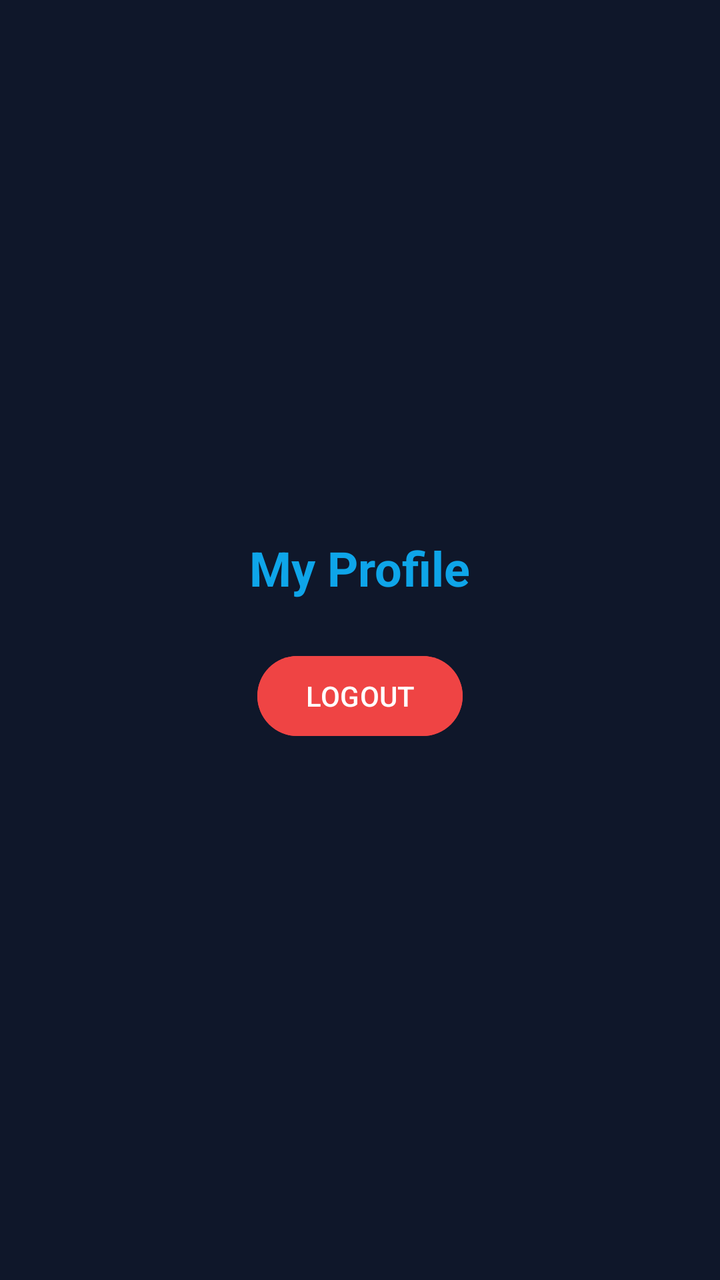
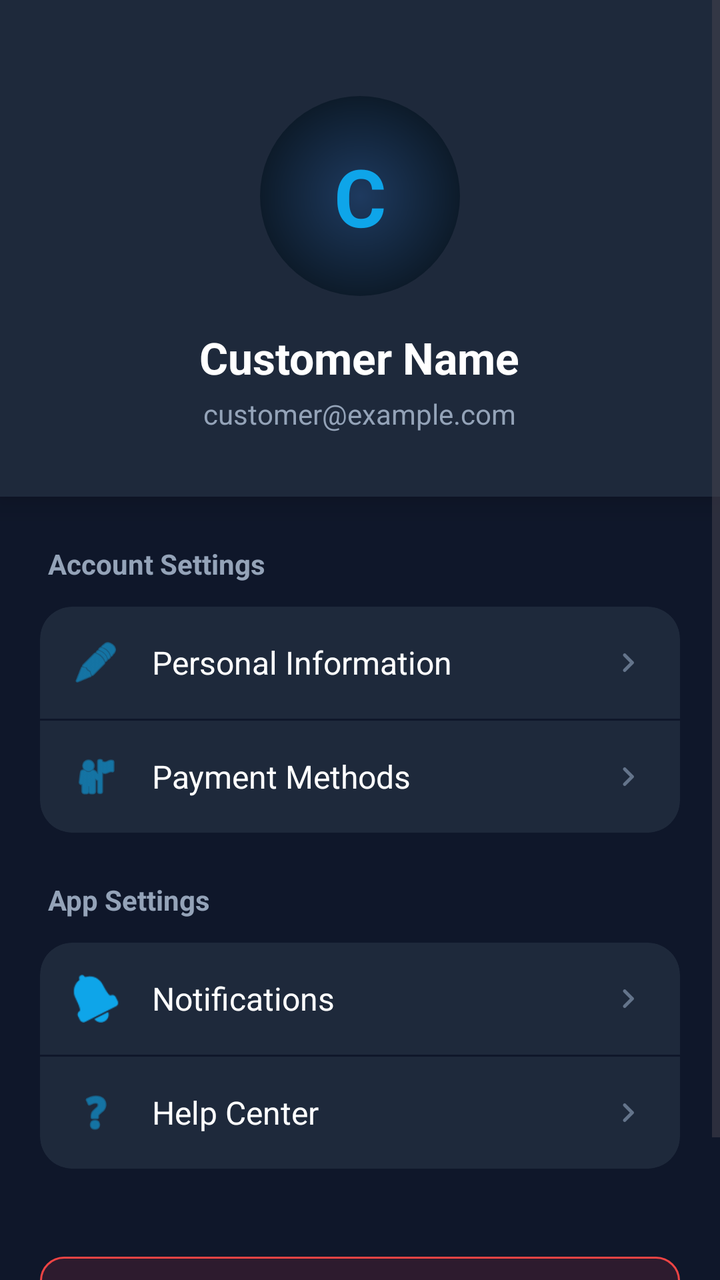

Screens rendered from an Android XML layout before and after an edit, with the pre-edit source and the edit as a unified diff.
<!-- AndroidManifest.xml: application theme Theme.LocalProAndroid -->
<!-- res/layout/fragment_customer_profile.xml -->
<?xml version="1.0" encoding="utf-8"?>
<LinearLayout xmlns:android="http://schemas.android.com/apk/res/android"
    android:layout_width="match_parent"
    android:layout_height="match_parent"
    android:background="#0F172A"
    android:gravity="center"
    android:orientation="vertical">

    <TextView
        android:layout_width="wrap_content"
        android:layout_height="wrap_content"
        android:text="My Profile"
        android:textColor="@color/lp_cyan"
        android:textSize="24sp"
        android:textStyle="bold" />

    <com.google.android.material.button.MaterialButton
        android:id="@+id/btnLogout"
        android:layout_width="wrap_content"
        android:layout_height="wrap_content"
        android:layout_marginTop="24dp"
        android:backgroundTint="#EF4444"
        android:text="LOGOUT" />
</LinearLayout>
<!-- resources referenced by this layout -->
<resources>
  <color name="lp_cyan">#0EA5E9</color>
  <style name="Theme.LocalProAndroid" parent="Base.Theme.LocalProAndroid" />
  <style name="Base.Theme.LocalProAndroid" parent="Theme.Material3.DayNight.NoActionBar">
          <item name="colorPrimary">#0EA5E9</item>
          <item name="colorPrimaryVariant">#6366F1</item>
          <item name="colorSecondary">#10B981</item>
          <item name="android:windowBackground">@color/lp_bg_deep</item>
      </style>
  <color name="lp_bg_deep">#0D1B2A</color>
</resources>

<!-- the commit's change to res/layout/fragment_customer_profile.xml (unified diff, before → after) -->
@@ -1,24 +1,292 @@
 <?xml version="1.0" encoding="utf-8"?>
-<LinearLayout xmlns:android="http://schemas.android.com/apk/res/android"
+<androidx.coordinatorlayout.widget.CoordinatorLayout xmlns:android="http://schemas.android.com/apk/res/android"
+    xmlns:app="http://schemas.android.com/apk/res-auto"
     android:layout_width="match_parent"
     android:layout_height="match_parent"
-    android:background="#0F172A"
-    android:gravity="center"
-    android:orientation="vertical">
-
-    <TextView
-        android:layout_width="wrap_content"
-        android:layout_height="wrap_content"
-        android:text="My Profile"
-        android:textColor="@color/lp_cyan"
-        android:textSize="24sp"
-        android:textStyle="bold" />
-
-    <com.google.android.material.button.MaterialButton
-        android:id="@+id/btnLogout"
-        android:layout_width="wrap_content"
-        android:layout_height="wrap_content"
-        android:layout_marginTop="24dp"
-        android:backgroundTint="#EF4444"
-        android:text="LOGOUT" />
-</LinearLayout>
+    android:background="#0F172A">
+
+    <ScrollView
+        android:layout_width="match_parent"
+        android:layout_height="match_parent"
+        android:fillViewport="true">
+
+        <LinearLayout
+            android:layout_width="match_parent"
+            android:layout_height="wrap_content"
+            android:orientation="vertical"
+            android:paddingBottom="40dp">
+
+            
+            <LinearLayout
+                android:layout_width="match_parent"
+                android:layout_height="wrap_content"
+                android:background="#1E293B"
+                android:gravity="center"
+                android:orientation="vertical"
+                android:paddingTop="48dp"
+                android:paddingBottom="32dp"
+                android:elevation="8dp">
+
+                <FrameLayout
+                    android:layout_width="100dp"
+                    android:layout_height="100dp"
+                    android:layout_marginBottom="16dp">
+
+                    <View
+                        android:layout_width="match_parent"
+                        android:layout_height="match_parent"
+                        android:background="@drawable/bg_avatar_circle" />
+
+                    <TextView
+                        android:id="@+id/tvProfileInitials"
+                        android:layout_width="match_parent"
+                        android:layout_height="match_parent"
+                        android:gravity="center"
+                        android:text="C"
+                        android:textColor="@color/lp_cyan"
+                        android:textSize="40sp"
+                        android:textStyle="bold" />
+                </FrameLayout>
+
+                <TextView
+                    android:id="@+id/tvProfileName"
+                    android:layout_width="wrap_content"
+                    android:layout_height="wrap_content"
+                    android:text="Customer Name"
+                    android:textColor="#FFFFFF"
+                    android:textSize="22sp"
+                    android:textStyle="bold" />
+
+                <TextView
+                    android:id="@+id/tvProfileEmail"
+                    android:layout_width="wrap_content"
+                    android:layout_height="wrap_content"
+                    android:layout_marginTop="4dp"
+                    android:text="customer@example.com"
+                    android:textColor="#94A3B8"
+                    android:textSize="14sp" />
+            </LinearLayout>
+
+            
+            <TextView
+                android:layout_width="wrap_content"
+                android:layout_height="wrap_content"
+                android:layout_marginStart="24dp"
+                android:layout_marginTop="24dp"
+                android:layout_marginBottom="12dp"
+                android:text="Account Settings"
+                android:textColor="#94A3B8"
+                android:textSize="14sp"
+                android:textStyle="bold" />
+
+            <androidx.cardview.widget.CardView
+                android:layout_width="match_parent"
+                android:layout_height="wrap_content"
+                android:layout_marginStart="20dp"
+                android:layout_marginEnd="20dp"
+                app:cardBackgroundColor="#1E293B"
+                app:cardCornerRadius="16dp"
+                app:cardElevation="0dp">
+
+                <LinearLayout
+                    android:layout_width="match_parent"
+                    android:layout_height="wrap_content"
+                    android:orientation="vertical">
+
+                    
+                    <LinearLayout
+                        android:layout_width="match_parent"
+                        android:layout_height="56dp"
+                        android:background="?attr/selectableItemBackground"
+                        android:clickable="true"
+                        android:focusable="true"
+                        android:gravity="center_vertical"
+                        android:paddingStart="16dp"
+                        android:paddingEnd="16dp">
+
+                        <ImageView
+                            android:layout_width="24dp"
+                            android:layout_height="24dp"
+                            android:src="@android:drawable/ic_menu_edit"
+                            app:tint="@color/lp_cyan" />
+
+                        <TextView
+                            android:layout_width="0dp"
+                            android:layout_height="wrap_content"
+                            android:layout_marginStart="16dp"
+                            android:layout_weight="1"
+                            android:text="Personal Information"
+                            android:textColor="#FFFFFF"
+                            android:textSize="16sp" />
+
+                        <ImageView
+                            android:layout_width="20dp"
+                            android:layout_height="20dp"
+                            android:src="@drawable/ic_chevron_left"
+                            android:rotation="180"
+                            app:tint="#64748B" />
+                    </LinearLayout>
+
+                    <View
+                        android:layout_width="match_parent"
+                        android:layout_height="1dp"
+                        android:background="#0F172A" />
+
+                    
+                    <LinearLayout
+                        android:layout_width="match_parent"
+                        android:layout_height="56dp"
+                        android:background="?attr/selectableItemBackground"
+                        android:clickable="true"
+                        android:focusable="true"
+                        android:gravity="center_vertical"
+                        android:paddingStart="16dp"
+                        android:paddingEnd="16dp">
+
+                        <ImageView
+                            android:layout_width="24dp"
+                            android:layout_height="24dp"
+                            android:src="@android:drawable/ic_menu_myplaces"
+                            app:tint="@color/lp_cyan" />
+
+                        <TextView
+                            android:layout_width="0dp"
+                            android:layout_height="wrap_content"
+                            android:layout_marginStart="16dp"
+                            android:layout_weight="1"
+                            android:text="Payment Methods"
+                            android:textColor="#FFFFFF"
+                            android:textSize="16sp" />
+
+                        <ImageView
+                            android:layout_width="20dp"
+                            android:layout_height="20dp"
+                            android:src="@drawable/ic_chevron_left"
+                            android:rotation="180"
+                            app:tint="#64748B" />
+                    </LinearLayout>
+
+                </LinearLayout>
+            </androidx.cardview.widget.CardView>
+
+            
+            <TextView
+                android:layout_width="wrap_content"
+                android:layout_height="wrap_content"
+                android:layout_marginStart="24dp"
+                android:layout_marginTop="24dp"
+                android:layout_marginBottom="12dp"
+                android:text="App Settings"
+                android:textColor="#94A3B8"
+                android:textSize="14sp"
+                android:textStyle="bold" />
+
+            <androidx.cardview.widget.CardView
+                android:layout_width="match_parent"
+                android:layout_height="wrap_content"
+                android:layout_marginStart="20dp"
+                android:layout_marginEnd="20dp"
+                app:cardBackgroundColor="#1E293B"
+                app:cardCornerRadius="16dp"
+                app:cardElevation="0dp">
+
+                <LinearLayout
+                    android:layout_width="match_parent"
+                    android:layout_height="wrap_content"
+                    android:orientation="vertical">
+
+                    
+                    <LinearLayout
+                        android:layout_width="match_parent"
+                        android:layout_height="56dp"
+                        android:background="?attr/selectableItemBackground"
+                        android:clickable="true"
+                        android:focusable="true"
+                        android:gravity="center_vertical"
+                        android:paddingStart="16dp"
+                        android:paddingEnd="16dp">
+
+                        <ImageView
+                            android:layout_width="24dp"
+                            android:layout_height="24dp"
+                            android:src="@android:drawable/ic_popup_reminder"
+                            app:tint="@color/lp_cyan" />
+
+                        <TextView
+                            android:layout_width="0dp"
+                            android:layout_height="wrap_content"
+                            android:layout_marginStart="16dp"
+                            android:layout_weight="1"
+                            android:text="Notifications"
+                            android:textColor="#FFFFFF"
+                            android:textSize="16sp" />
+
+                        <ImageView
+                            android:layout_width="20dp"
+                            android:layout_height="20dp"
+                            android:src="@drawable/ic_chevron_left"
+                            android:rotation="180"
+                            app:tint="#64748B" />
+                    </LinearLayout>
+
+                    <View
+                        android:layout_width="match_parent"
+                        android:layout_height="1dp"
+                        android:background="#0F172A" />
+
+                    
+                    <LinearLayout
+                        android:layout_width="match_parent"
+                        android:layout_height="56dp"
+                        android:background="?attr/selectableItemBackground"
+                        android:clickable="true"
+                        android:focusable="true"
+                        android:gravity="center_vertical"
+                        android:paddingStart="16dp"
+                        android:paddingEnd="16dp">
+
+                        <ImageView
+                            android:layout_width="24dp"
+                            android:layout_height="24dp"
+                            android:src="@android:drawable/ic_menu_help"
+                            app:tint="@color/lp_cyan" />
+
+                        <TextView
+                            android:layout_width="0dp"
+                            android:layout_height="wrap_content"
+                            android:layout_marginStart="16dp"
+                            android:layout_weight="1"
+                            android:text="Help Center"
+                            android:textColor="#FFFFFF"
+                            android:textSize="16sp" />
+
+                        <ImageView
+                            android:layout_width="20dp"
+                            android:layout_height="20dp"
+                            android:src="@drawable/ic_chevron_left"
+                            android:rotation="180"
+                            app:tint="#64748B" />
+                    </LinearLayout>
+                </LinearLayout>
+            </androidx.cardview.widget.CardView>
+
+            
+            <com.google.android.material.button.MaterialButton
+                android:id="@+id/btnLogout"
+                android:layout_width="match_parent"
+                android:layout_height="56dp"
+                android:layout_marginStart="20dp"
+                android:layout_marginEnd="20dp"
+                android:layout_marginTop="40dp"
+                android:text="LOGOUT"
+                android:textSize="16sp"
+                android:textStyle="bold"
+                android:backgroundTint="#2D1B2E"
+                android:textColor="#EF4444"
+                app:cornerRadius="12dp"
+                app:strokeColor="#EF4444"
+                app:strokeWidth="1dp" />
+
+        </LinearLayout>
+    </ScrollView>
+</androidx.coordinatorlayout.widget.CoordinatorLayout>
<!-- resource entries referenced after the edit -->
@@ -1,6 +1,26 @@
 <!-- resources referenced by this layout -->
 <resources>
   <color name="lp_cyan">#0EA5E9</color>
+  <!-- drawable bg_avatar_circle (drawable) -->
+  <?xml version="1.0" encoding="utf-8"?>
+  <shape xmlns:android="http://schemas.android.com/apk/res/android"
+      android:shape="oval">
+      <gradient
+          android:type="radial"
+          android:gradientRadius="50%"
+          android:startColor="#1E3A5F"
+          android:endColor="#0D1B2A" />
+  </shape>
+  <!-- drawable ic_chevron_left (drawable) -->
+  <vector xmlns:android="http://schemas.android.com/apk/res/android"
+      android:width="24dp"
+      android:height="24dp"
+      android:viewportWidth="24"
+      android:viewportHeight="24">
+    <path
+        android:fillColor="#FFFFFF"
+        android:pathData="M14.71,6.71c-0.39,-0.39 -1.02,-0.39 -1.41,0L8.71,11.3c-0.39,0.39 -0.39,1.02 0,1.41l4.59,4.59c0.39,0.39 1.02,0.39 1.41,0c0.39,-0.39 0.39,-1.02 0,-1.41L10.83,12l3.88,-3.88C15.1,7.73 15.1,7.1 14.71,6.71z"/>
+  </vector>
   <style name="Theme.LocalProAndroid" parent="Base.Theme.LocalProAndroid" />
   <style name="Base.Theme.LocalProAndroid" parent="Theme.Material3.DayNight.NoActionBar">
           <item name="colorPrimary">#0EA5E9</item>
